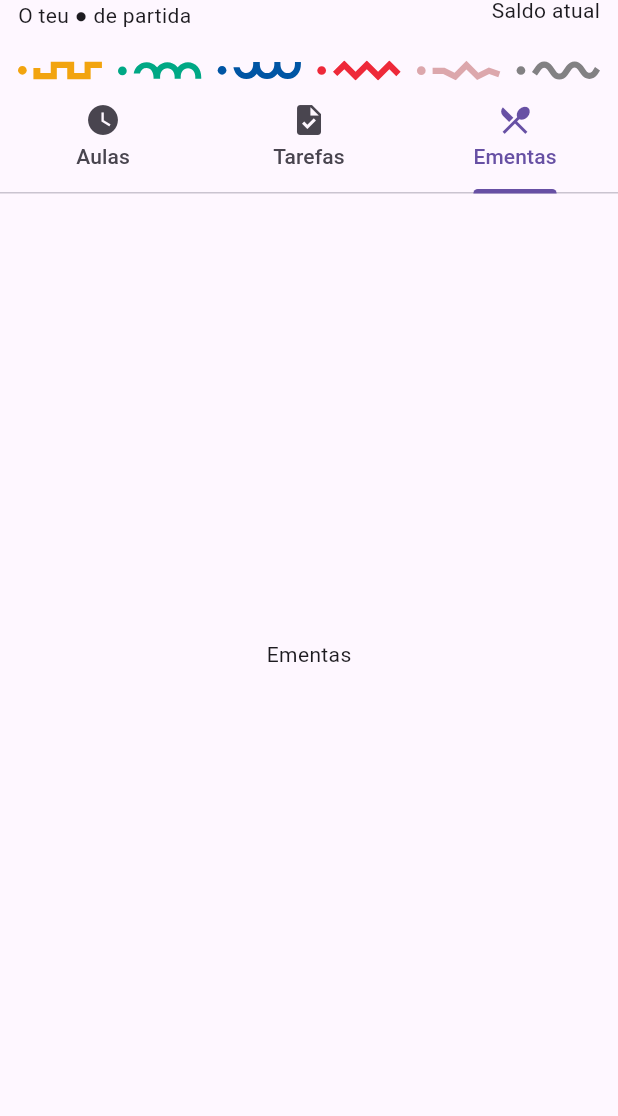
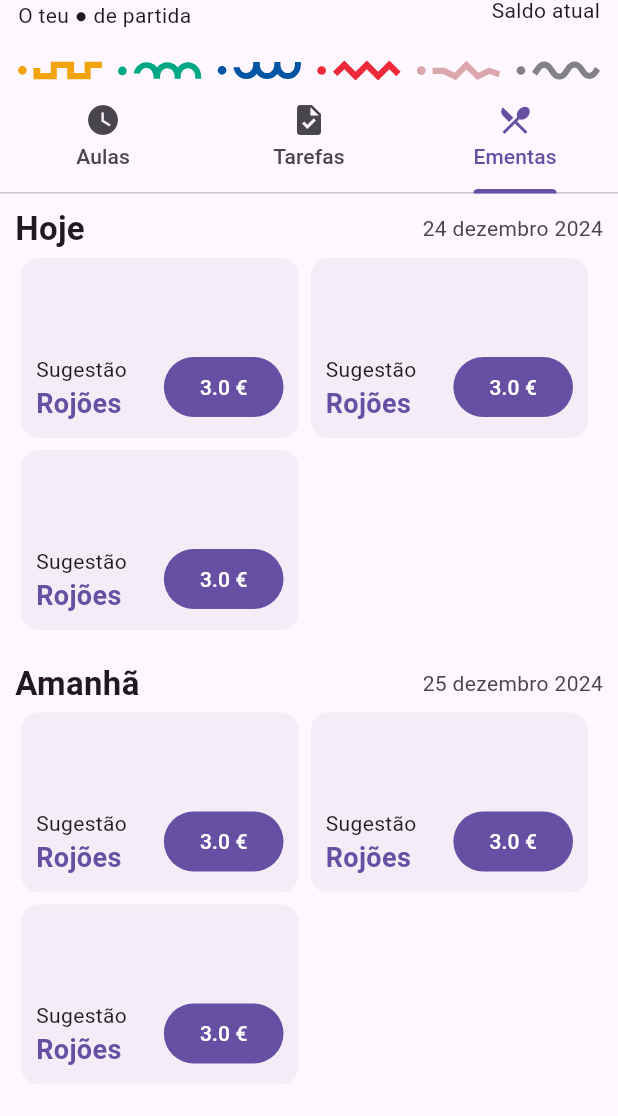
Before and after one commit to joaoalves03/testing, a Flutter app: the HomeScreen screen opened by its route, tab 3 chosen, on a phone screen of 412 x 824 dp, the part 120-1236 px from its top. Run offline on Flutter 3.47's test engine with Material 3 defaults, Android fonts, the light colour scheme and no system bars; our stand-ins replace flex_color_scheme, flutter_svg, logger, shared_preferences; accounts and stored records are empty.

Commit message:
feat: added most home widgets and models

```diff
--- /dev/null
+++ b/lib/models/meal.dart
@@ -0,0 +1,21 @@
+class Meal {
+  Meal({
+    required this.meal,
+    required this.id,
+    required this.name,
+    required this.price,
+    required this.type,
+    required this.location,
+    this.imageUrl,
+    required this.available
+  });
+
+  String meal;
+  int id;
+  String name;
+  double price;
+  String type;
+  String location;
+  String? imageUrl;
+  bool available;
+}
--- a/lib/ui/screens/home/main.dart
+++ b/lib/ui/screens/home/main.dart
@@ -3,6 +3,8 @@ import 'package:flutter_svg/flutter_svg.dart';
 
 import 'package:goipvc/ui/widgets/header.dart';
 import './classes.dart';
+import './tasks.dart';
+import './meals.dart';
 
 class HomeScreen extends StatelessWidget {
   const HomeScreen({super.key});
@@ -44,8 +46,8 @@ class HomeScreen extends StatelessWidget {
         body: const TabBarView(
           children: [
             ClassesTab(),
-            Center(child: Text('Tarefas')),
-            Center(child: Text('Ementas')),
+            TasksTab(),
+            MealsTab(),
           ],
         ),
       ),
--- /dev/null
+++ b/lib/ui/screens/home/meals.dart
@@ -0,0 +1,134 @@
+import 'package:flutter/material.dart';
+import 'package:goipvc/models/meal.dart';
+import 'package:goipvc/ui/widgets/home/date_section.dart';
+
+
+class MealsTab extends StatefulWidget {
+  const MealsTab({super.key});
+
+  @override
+  MealsTabState createState() => MealsTabState();
+}
+
+class MealsTabState extends State<MealsTab> {
+  final List<Meal> meals = [
+    Meal(
+      id: 1,
+      meal: "",
+      name: "Rojões",
+      price: 3,
+      type: "Sugestão",
+      location: "ESTG",
+      available: true
+    ),
+    Meal(
+        id: 2,
+        meal: "",
+        name: "Rojões",
+        price: 3,
+        type: "Sugestão",
+        location: "ESTG",
+        available: true
+    ),
+    Meal(
+        id: 3,
+        meal: "",
+        name: "Rojões",
+        price: 3,
+        type: "Sugestão",
+        location: "ESTG",
+        available: true
+    )
+  ];
+
+  DateTime now = DateTime(
+      DateTime.now().year,
+      DateTime.now().month,
+      DateTime.now().day
+  );
+
+  @override
+  Widget build(BuildContext context) {
+    return RefreshIndicator(
+        onRefresh: () async {
+
+        },
+        child: ListView.builder(
+          itemCount: 7,
+          itemBuilder: (context, index) {
+            DateTime currentDate = now.add(Duration(days: index));
+
+            return Padding(
+                padding: EdgeInsets.symmetric(vertical: 8, horizontal: 10),
+                child: Column(
+                  crossAxisAlignment: CrossAxisAlignment.start,
+                    children: [
+                      DateSection(date: currentDate),
+                      Wrap(
+                        alignment: WrapAlignment.start,
+                        children: meals
+                            .map((meal) => MealCard(meal: meal))
+                            .toList(),
+                      ),
+                    ]
+                )
+            );
+          },
+        )
+    );
+  }
+}
+
+class MealCard extends StatelessWidget {
+  final Meal meal;
+
+  const MealCard({
+    super.key,
+    required this.meal,
+  });
+
+  @override
+  Widget build(BuildContext context) {
+    return Card.filled(
+      color: Theme.of(context).colorScheme.surfaceContainer,
+      elevation: 0,
+      child: SizedBox(
+        width: 185,
+        height: 120,
+        child: Container(
+          padding: EdgeInsets.all(10),
+          child: Row(
+            mainAxisAlignment: MainAxisAlignment.spaceBetween,
+            crossAxisAlignment: CrossAxisAlignment.end,
+            children: [
+              Column(
+                mainAxisAlignment: MainAxisAlignment.end,
+                crossAxisAlignment: CrossAxisAlignment.start,
+                children: [
+                  Text(
+                    meal.type,
+                    style: TextStyle(fontSize: 14),
+                  ),
+                  Text(
+                    meal.name,
+                    style: TextStyle(
+                      color: Theme.of(context).colorScheme.primary,
+                      fontSize: 18,
+                      fontWeight: FontWeight.bold
+                    ),
+                  ),
+                ],
+              ),
+              FilledButton(
+                onPressed: () {},
+                child: Text(
+                  '${meal.price.toString()} €',
+                ),
+              ),
+            ],
+          ),
+        ),
+      ),
+    );
+  }
+}
```
Also changed, not shown: lib/models/task.dart (added, +15 -0 lines), lib/ui/screens/home/tasks.dart (added, +97 -0 lines).
